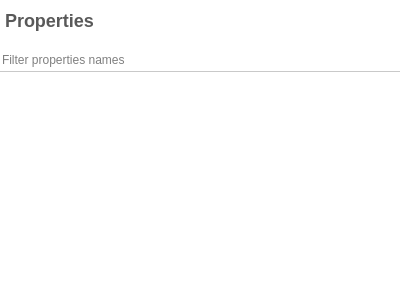
The window that plugins/view/tableview/PropertiesEditor.ui (vadivelselvaraj/TulipGLImprovement) describes before a commit, drawn with Qt 5.
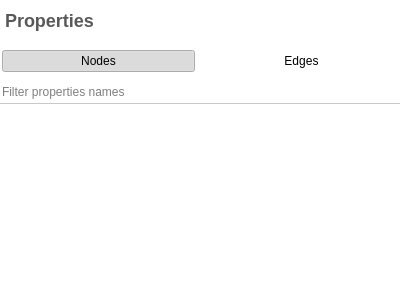
The same window after the commit. Icons and pictures are not drawn. Custom widgets are drawn as their Qt base class.

Commit message: [ Mantis #0002581 ] moved the nodes/edges toggle from the settings to the top of the Properties widget

Patch:
```diff
--- a/plugins/view/tableview/PropertiesEditor.ui
+++ b/plugins/view/tableview/PropertiesEditor.ui
@@ -117,6 +117,48 @@
      </layout>
     </widget>
    </item>
+   <item>
+    <layout class="QHBoxLayout" name="horizontalLayout_2">
+     <property name="topMargin">
+      <number>0</number>
+     </property>
+     <item>
+      <widget class="QPushButton" name="nodesButton">
+       <property name="text">
+        <string>Nodes</string>
+       </property>
+       <property name="checkable">
+        <bool>true</bool>
+       </property>
+       <property name="checked">
+        <bool>true</bool>
+       </property>
+       <property name="flat">
+        <bool>true</bool>
+       </property>
+       <attribute name="buttonGroup">
+        <string notr="true">nodeEdgeGroup</string>
+       </attribute>
+      </widget>
+     </item>
+     <item>
+      <widget class="QPushButton" name="edgesButton">
+       <property name="text">
+        <string>Edges</string>
+       </property>
+       <property name="checkable">
+        <bool>true</bool>
+       </property>
+       <property name="flat">
+        <bool>true</bool>
+       </property>
+       <attribute name="buttonGroup">
+        <string notr="true">nodeEdgeGroup</string>
+       </attribute>
+      </widget>
+     </item>
+    </layout>
+   </item>
    <item>
     <widget class="QFrame" name="frame_2">
      <property name="section" stdset="0">
```
Left out of the diff: 22 changed lines with no effect on the pictures. The commit also changes 7 other files.
